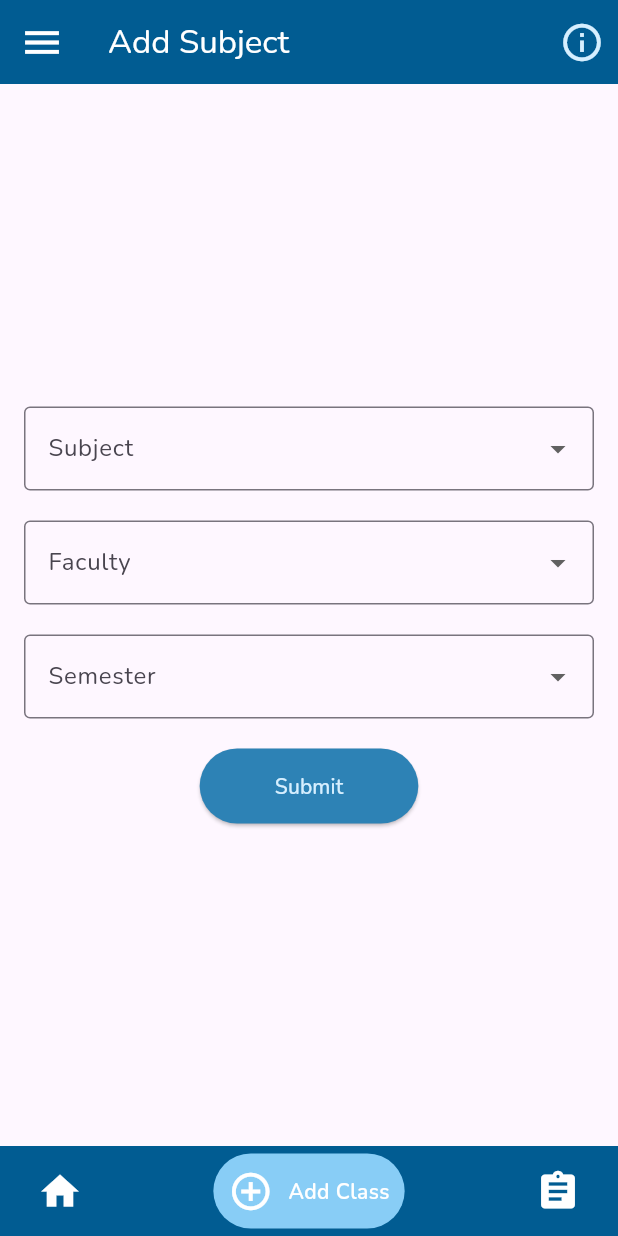
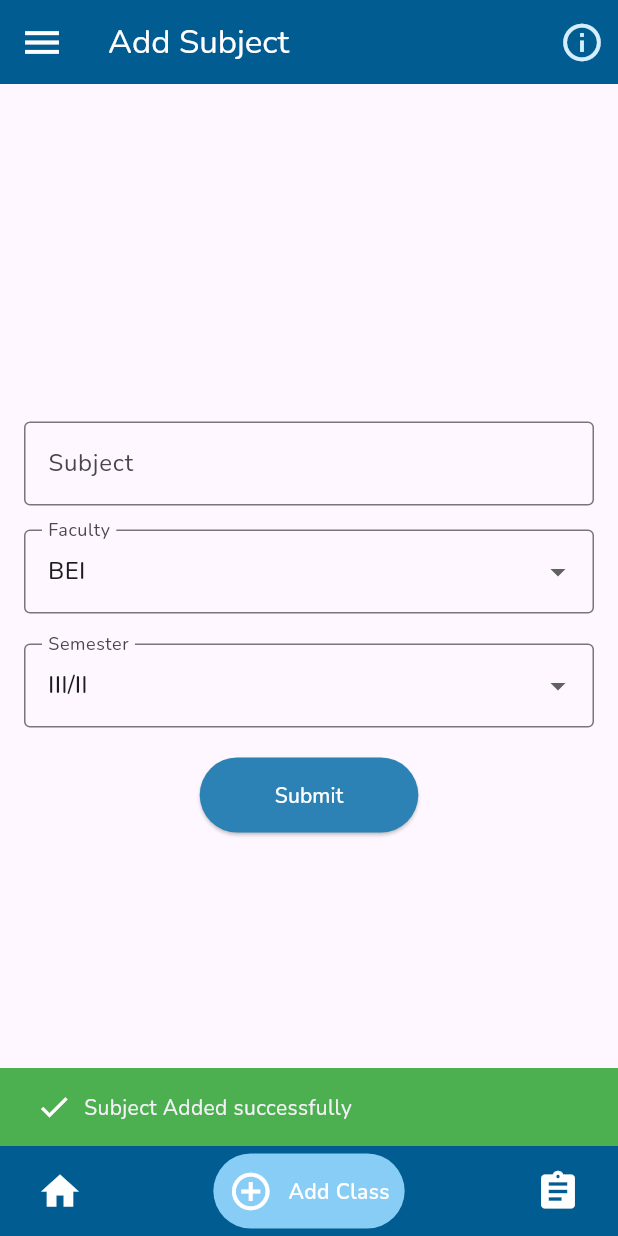
Before and after one commit to triple-a-projects/BLE_Proximity, a Flutter app: the TeacherBasePage screen opened directly, item 2 of the bottom bar chosen, after a tap on "Submit", on a phone screen of 412 x 824 dp. Run offline on Flutter 3.47's test engine with Material 3 defaults, Android fonts, the phone set to English and light mode, and no system bars; drawn by our look-alikes of flutter_typeahead, google_nav_bar; our stand-ins replace cloud_firestore, firebase_auth, firebase_core, firebase_database, google_fonts, intl_phone_field and 1 more; missing offline and left inert: flutter_ble_peripheral; accounts and stored records are empty.

Commit message:
"Add class changes"

```diff
--- a/lib/perspectives/teacher/addclass.dart
+++ b/lib/perspectives/teacher/addclass.dart
@@ -4,8 +4,10 @@ import 'package:flutter/material.dart';
 import 'package:cloud_firestore/cloud_firestore.dart';
 import 'package:ble_advertiser/perspectives/teacher/home.dart';
 import 'package:ble_advertiser/colors.dart';
+
 import 'package:ble_advertiser/perspectives/teacher/check_attendance.dart';
 import 'package:ble_advertiser/info.dart';
+import 'package:flutter_typeahead/flutter_typeahead.dart';
 
 class AddClass extends StatefulWidget {
   const AddClass({super.key});
@@ -18,6 +20,8 @@ class _AddClassState extends State<AddClass> {
   String? selectedSubject;
   String? selectedFaculty;
   String? selectedSemester;
+  final GlobalKey<ScaffoldState> _scaffoldKey = GlobalKey<ScaffoldState>();
+  TextEditingController customSubjectController = TextEditingController();
 
   List<String> subjects = [
     'Communication English',
@@ -25,12 +29,12 @@ class _AddClassState extends State<AddClass> {
     'Project Management',
     'Embedded System',
     'Propagation and Antenna',
-    // 'Object Oriented Software Engineering'
+    'Object Oriented Software Engineering',
   ];
 
   List<String> faculties = [
+    'BEI',
     'BCT',
-    'BEI',
     'BCE',
     'BArch',
     'BME',
@@ -63,10 +67,30 @@ class _AddClassState extends State<AddClass> {
 
       // Add the subject document with all the fields
       await FirebaseFirestore.instance.collection('subjects').add({
-        'subject': selectedSubject,
+        'subject': customSubjectController.text,
         'faculty': selectedFaculty,
         'semester': selectedSemester,
-        'teacher': teacherName, // Add teacher's name to the document
+        'teacherName': teacherName, // Add teacher's name to the document
+      });
+      // Show "Added successfully" message using SnackBar
+      ScaffoldMessenger.of(context).showSnackBar(
+        SnackBar(
+          content: Row(
+            children: [
+              Icon(Icons.check, color: Colors.white),
+              SizedBox(width: 8),
+              Text('Subject Added successfully'),
+            ],
+          ),
+          backgroundColor: Colors.green,
+        ),
+      );
+
+      // Clear input fields after successful addition
+      setState(() {
+        customSubjectController.clear();
+        selectedFaculty = faculties.first;
+        selectedSemester = semesters.length >= 6 ? semesters[5] : null;
       });
       print('Class added successfully.');
     } catch (e) {
@@ -78,6 +102,7 @@ class _AddClassState extends State<AddClass> {
   Widget build(BuildContext context) {
     return TeacherBasePage(
         title: 'Add Subject',
+        key: _scaffoldKey,
         currentPageIndex: 1,
         buildBody: (context) {
           return Padding(
@@ -85,27 +110,41 @@ class _AddClassState extends State<AddClass> {
             child: Column(
               mainAxisAlignment: MainAxisAlignment.center,
               children: [
-                DropdownButtonFormField<String>(
-                  value: selectedSubject,
-                  onChanged: (newValue) {
+                const SizedBox(height: 16),
+                TypeAheadField<String>(
+                  textFieldConfiguration: TextFieldConfiguration(
+                    controller: customSubjectController,
+                    decoration: InputDecoration(
+                      labelText: 'Subject',
+                      border: OutlineInputBorder(),
+                    ),
+                  ),
+                  suggestionsCallback: (pattern) {
+                    return subjects.where((subject) => subject
+                        .toLowerCase()
+                        .startsWith(pattern.toLowerCase()));
+                  },
+                  itemBuilder: (context, suggestion) {
+                    return ListTile(
+                      title: Text(suggestion),
+                    );
+                  },
+                  onSuggestionSelected: (suggestion) {
                     setState(() {
-                      selectedSubject = newValue;
+                      selectedSubject = suggestion;
                     });
                   },
-                  items: subjects.map((subject) {
-                    return DropdownMenuItem<String>(
-                      value: subject,
-                      child: Text(subject),
-                    );
-                  }).toList(),
-                  decoration: const InputDecoration(
-                    labelText: 'Subject',
-                    border: OutlineInputBorder(),
-                  ),
+                  noItemsFoundBuilder: (context) {
+                    return Text('New Subject will be Added');
+                  },
                 ),
-                const SizedBox(height: 20),
+
+
+                const SizedBox(height: 16),
+
                 DropdownButtonFormField<String>(
-                  value: selectedFaculty,
+                  value: selectedFaculty ,
+                  // ?? faculties.first,
                   onChanged: (newValue) {
                     setState(() {
                       selectedFaculty = newValue;
@@ -125,6 +164,8 @@ class _AddClassState extends State<AddClass> {
                 const SizedBox(height: 20),
                 DropdownButtonFormField<String>(
                   value: selectedSemester,
+                  // ??
+                  //     (semesters.length >= 6 ? semesters[5] : null),
                   onChanged: (newValue) {
                     setState(() {
                       selectedSemester = newValue;
@@ -158,7 +199,7 @@ class _AddClassState extends State<AddClass> {
                   },
                   child: const Text(
                     'Submit',
-                    style: TextStyle(color: lightest),
+                    style: TextStyle(color: Colors.white),
                   ),
                 ),
               ],
--- a/pubspec.yaml
+++ b/pubspec.yaml
@@ -21,6 +21,7 @@ dependencies:
   cloud_firestore: ^4.15.7
   firebase_database: ^10.4.9
   google_nav_bar: ^5.0.6
+  flutter_typeahead: ^4.0.0
 
   intl: any
 dev_dependencies:
```
Also changed, not shown: lib/perspectives/teacher/home.dart (+15 -1 lines), pubspec.lock.
